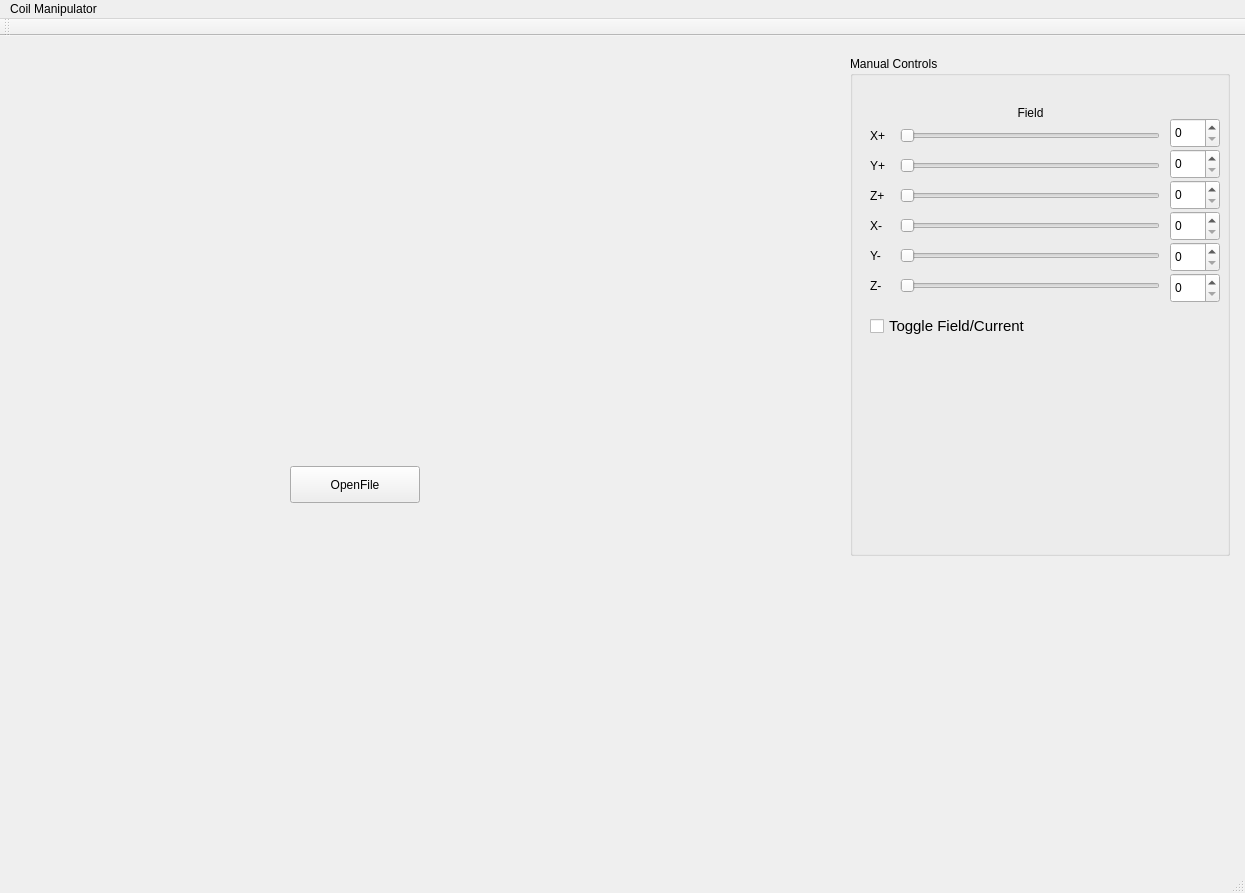
This is frontend_folder/coil_frontend/mainwindow.ui in VFrancescon/coil_manipulator as Qt 5 draws it before an edit. The edited form follows.
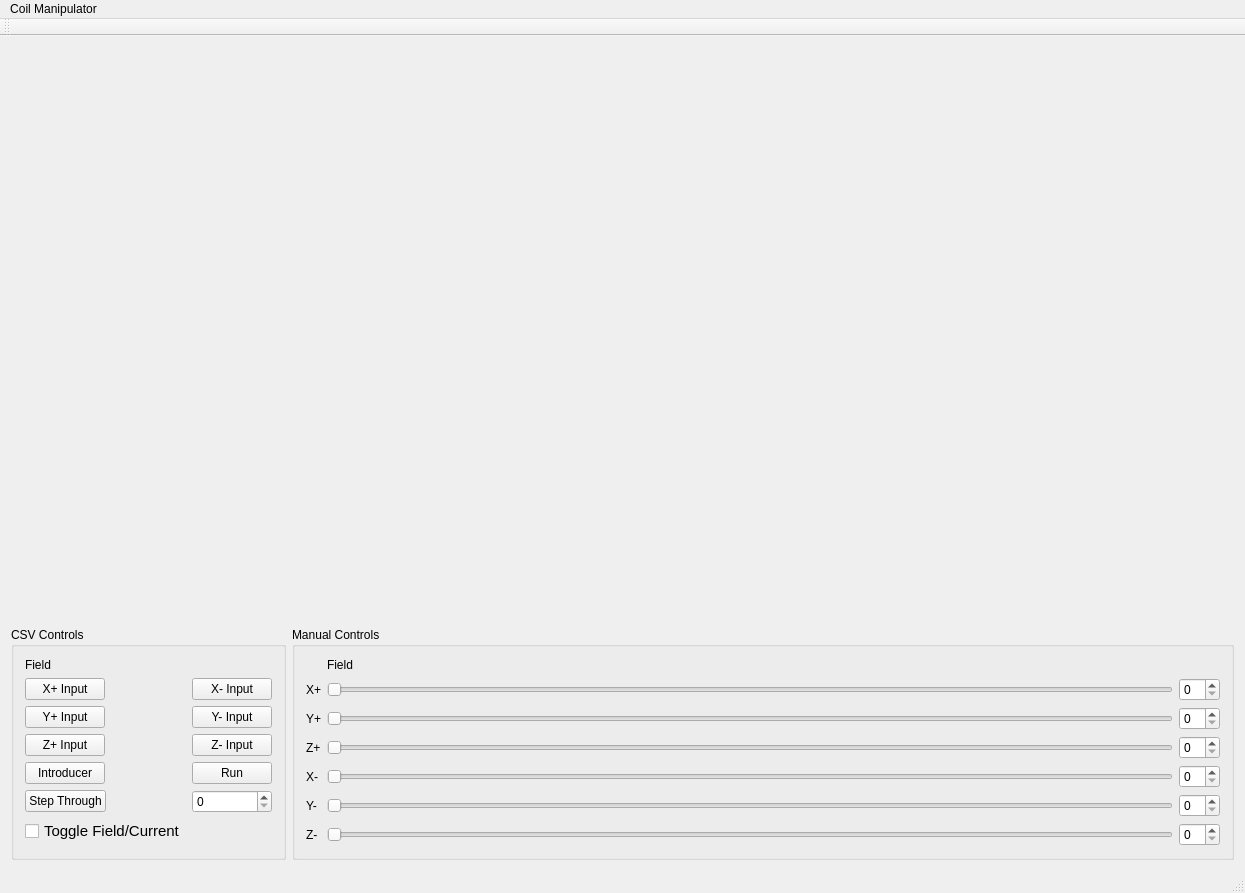
This is the edited form. Custom widgets are drawn as their Qt base class.

Patch:
```diff
--- a/frontend_folder/coil_frontend/mainwindow.ui
+++ b/frontend_folder/coil_frontend/mainwindow.ui
@@ -20,95 +20,31 @@
    <string>MainWindow</string>
   </property>
   <widget class="QWidget" name="centralWidget">
-   <widget class="QGroupBox" name="sliderBox">
-    <property name="geometry">
-     <rect>
-      <x>850</x>
-      <y>20</y>
-      <width>380</width>
-      <height>500</height>
-     </rect>
+   <layout class="QGridLayout" name="gridLayout_2">
+    <item row="0" column="0" colspan="2">
+     <spacer name="verticalSpacer">
+      <property name="orientation">
+       <enum>Qt::Vertical</enum>
+      </property>
+      <property name="sizeHint" stdset="0">
+       <size>
+        <width>1216</width>
+        <height>383</height>
+       </size>
+      </property>
+     </spacer>
+    </item>
+    <item row="1" column="0">
+     <widget class="QGroupBox" name="csvBox">
+      <property name="enabled">
+       <bool>true</bool>
     </property>
     <property name="title">
-     <string>Manual Controls</string>
-    </property>
-    <widget class="FancySlider" name="X2_Slider">
-     <property name="geometry">
-      <rect>
-       <x>50</x>
-       <y>160</y>
-       <width>260</width>
-       <height>20</height>
-      </rect>
-     </property>
-     <property name="orientation">
-      <enum>Qt::Horizontal</enum>
-     </property>
-    </widget>
-    <widget class="FancySlider" name="Y1_Slider">
-     <property name="geometry">
-      <rect>
-       <x>50</x>
-       <y>100</y>
-       <width>260</width>
-       <height>20</height>
-      </rect>
-     </property>
-     <property name="orientation">
-      <enum>Qt::Horizontal</enum>
-     </property>
-    </widget>
-    <widget class="FancySlider" name="Z1_Slider">
-     <property name="geometry">
-      <rect>
-       <x>50</x>
-       <y>130</y>
-       <width>260</width>
-       <height>20</height>
-      </rect>
-     </property>
-     <property name="orientation">
-      <enum>Qt::Horizontal</enum>
-     </property>
-    </widget>
-    <widget class="FancySlider" name="X1_Slider">
-     <property name="geometry">
-      <rect>
-       <x>50</x>
-       <y>70</y>
-       <width>260</width>
-       <height>20</height>
-      </rect>
-     </property>
-     <property name="pageStep">
-      <number>0</number>
-     </property>
-     <property name="orientation">
-      <enum>Qt::Horizontal</enum>
-     </property>
-    </widget>
-    <widget class="FancySlider" name="Y2_Slider">
-     <property name="geometry">
-      <rect>
-       <x>50</x>
-       <y>190</y>
-       <width>260</width>
-       <height>20</height>
-      </rect>
-     </property>
-     <property name="orientation">
-      <enum>Qt::Horizontal</enum>
-     </property>
-    </widget>
-    <widget class="QLabel" name="A1_Top_Label">
-     <property name="geometry">
-      <rect>
-       <x>140</x>
-       <y>45</y>
-       <width>81</width>
-       <height>23</height>
-      </rect>
-     </property>
+       <string>CSV Controls</string>
+      </property>
+      <layout class="QFormLayout" name="formLayout">
+       <item row="0" column="0">
+        <widget class="QLabel" name="CF_Label_CSV">
      <property name="text">
       <string>Field</string>
      </property>
@@ -116,106 +52,75 @@
       <set>Qt::AlignCenter</set>
      </property>
     </widget>
-    <widget class="FancySlider" name="Z2_Slider">
-     <property name="geometry">
-      <rect>
-       <x>50</x>
-       <y>220</y>
-       <width>260</width>
-       <height>20</height>
-      </rect>
-     </property>
-     <property name="orientation">
-      <enum>Qt::Horizontal</enum>
-     </property>
-    </widget>
-    <widget class="QLabel" name="Y2_Label">
-     <property name="geometry">
-      <rect>
-       <x>20</x>
-       <y>190</y>
-       <width>30</width>
-       <height>20</height>
-      </rect>
-     </property>
+       </item>
+       <item row="1" column="0">
+        <widget class="QPushButton" name="csvInputX1">
+         <property name="text">
+          <string>X+ Input</string>
+         </property>
+        </widget>
+       </item>
+       <item row="1" column="1">
+        <widget class="QPushButton" name="csvInputX2">
      <property name="text">
-      <string>Y-</string>
-     </property>
-    </widget>
-    <widget class="QLabel" name="Z2_Label">
-     <property name="geometry">
-      <rect>
-       <x>20</x>
-       <y>220</y>
-       <width>30</width>
-       <height>20</height>
-      </rect>
-     </property>
+          <string>X- Input</string>
+         </property>
+        </widget>
+       </item>
+       <item row="2" column="0">
+        <widget class="QPushButton" name="csvInputY1">
      <property name="text">
-      <string>Z-</string>
-     </property>
-    </widget>
-    <widget class="QLabel" name="X1_Label">
-     <property name="geometry">
-      <rect>
-       <x>20</x>
-       <y>70</y>
-       <width>30</width>
-       <height>20</height>
-      </rect>
-     </property>
+          <string>Y+ Input</string>
+         </property>
+        </widget>
+       </item>
+       <item row="2" column="1">
+        <widget class="QPushButton" name="csvInputY2">
      <property name="text">
-      <string>X+</string>
-     </property>
-    </widget>
-    <widget class="QLabel" name="X2_Label">
-     <property name="geometry">
-      <rect>
-       <x>20</x>
-       <y>160</y>
-       <width>30</width>
-       <height>20</height>
-      </rect>
-     </property>
+          <string>Y- Input</string>
+         </property>
+        </widget>
+       </item>
+       <item row="3" column="0">
+        <widget class="QPushButton" name="csvInputZ1">
      <property name="text">
-      <string>X-</string>
-     </property>
-    </widget>
-    <widget class="QLabel" name="Y1_Label">
-     <property name="geometry">
-      <rect>
-       <x>20</x>
-       <y>100</y>
-       <width>30</width>
-       <height>20</height>
-      </rect>
-     </property>
+          <string>Z+ Input</string>
+         </property>
+        </widget>
+       </item>
+       <item row="3" column="1">
+        <widget class="QPushButton" name="csvInputZ2">
+         <property name="text">
+          <string>Z- Input</string>
+         </property>
+        </widget>
+       </item>
+       <item row="4" column="0">
+        <widget class="QPushButton" name="csvInputINTR">
      <property name="text">
-      <string>Y+</string>
-     </property>
-    </widget>
-    <widget class="QLabel" name="Z1_Label">
-     <property name="geometry">
-      <rect>
-       <x>20</x>
-       <y>130</y>
-       <width>30</width>
-       <height>20</height>
-      </rect>
-     </property>
+          <string>Introducer</string>
+         </property>
+        </widget>
+       </item>
+       <item row="4" column="1">
+        <widget class="QPushButton" name="pushButton">
+         <property name="text">
+          <string>Run</string>
+         </property>
+        </widget>
+       </item>
+       <item row="5" column="0">
+        <widget class="QPushButton" name="stepButton">
      <property name="text">
-      <string>Z+</string>
-     </property>
-    </widget>
+          <string>Step Through</string>
+         </property>
+        </widget>
+       </item>
+       <item row="5" column="1">
+        <widget class="QSpinBox" name="stepBox"/>
+       </item>
+       <item row="6" column="0">
     <widget class="QCheckBox" name="Field_Current_Toggle">
-     <property name="geometry">
-      <rect>
-       <x>20</x>
-       <y>250</y>
-       <width>260</width>
-       <height>40</height>
-      </rect>
-     </property>
      <property name="font">
       <font>
        <pointsize>11</pointsize>
@@ -225,110 +130,168 @@
       <string>Toggle Field/Current</string>
      </property>
     </widget>
-    <widget class="QSpinBox" name="X1_SpinBox">
-     <property name="geometry">
-      <rect>
-       <x>320</x>
-       <y>62</y>
-       <width>50</width>
-       <height>30</height>
-      </rect>
-     </property>
-     <property name="font">
-      <font>
-       <pointsize>9</pointsize>
-      </font>
-     </property>
-    </widget>
-    <widget class="QSpinBox" name="Y1_SpinBox">
-     <property name="geometry">
-      <rect>
-       <x>320</x>
-       <y>93</y>
-       <width>50</width>
-       <height>30</height>
-      </rect>
-     </property>
-     <property name="font">
-      <font>
-       <pointsize>9</pointsize>
-      </font>
-     </property>
-    </widget>
+       </item>
+      </layout>
+     </widget>
+    </item>
+    <item row="1" column="1">
+     <widget class="QGroupBox" name="groupBox">
+      <property name="title">
+       <string>Manual Controls</string>
+      </property>
+      <layout class="QGridLayout" name="gridLayout">
+       <item row="4" column="0">
+        <widget class="QLabel" name="Z1_Label">
+         <property name="text">
+          <string>Z+</string>
+         </property>
+        </widget>
+       </item>
+       <item row="7" column="1">
+        <widget class="FancySlider" name="Z2_Slider">
+         <property name="orientation">
+          <enum>Qt::Horizontal</enum>
+         </property>
+        </widget>
+       </item>
+       <item row="4" column="2">
     <widget class="QSpinBox" name="Z1_SpinBox">
-     <property name="geometry">
-      <rect>
-       <x>320</x>
-       <y>124</y>
-       <width>50</width>
-       <height>30</height>
-      </rect>
-     </property>
      <property name="font">
       <font>
        <pointsize>9</pointsize>
       </font>
      </property>
     </widget>
+       </item>
+       <item row="6" column="1">
+        <widget class="FancySlider" name="Y2_Slider">
+         <property name="orientation">
+          <enum>Qt::Horizontal</enum>
+         </property>
+        </widget>
+       </item>
+       <item row="7" column="2">
     <widget class="QSpinBox" name="Z2_SpinBox">
-     <property name="geometry">
-      <rect>
-       <x>320</x>
-       <y>217</y>
-       <width>50</width>
-       <height>30</height>
-      </rect>
-     </property>
      <property name="font">
       <font>
        <pointsize>9</pointsize>
       </font>
      </property>
     </widget>
+       </item>
+       <item row="5" column="1">
+        <widget class="FancySlider" name="X2_Slider">
+         <property name="orientation">
+          <enum>Qt::Horizontal</enum>
+         </property>
+        </widget>
+       </item>
+       <item row="3" column="0">
+        <widget class="QLabel" name="Y1_Label">
+         <property name="text">
+          <string>Y+</string>
+         </property>
+        </widget>
+       </item>
+       <item row="7" column="0">
+        <widget class="QLabel" name="Z2_Label">
+         <property name="text">
+          <string>Z-</string>
+         </property>
+        </widget>
+       </item>
+       <item row="6" column="0">
+        <widget class="QLabel" name="Y2_Label">
+         <property name="text">
+          <string>Y-</string>
+         </property>
+        </widget>
+       </item>
+       <item row="4" column="1">
+        <widget class="FancySlider" name="Z1_Slider">
+         <property name="orientation">
+          <enum>Qt::Horizontal</enum>
+         </property>
+        </widget>
+       </item>
+       <item row="5" column="0">
+        <widget class="QLabel" name="X2_Label">
+         <property name="text">
+          <string>X-</string>
+         </property>
+        </widget>
+       </item>
+       <item row="6" column="2">
     <widget class="QSpinBox" name="Y2_SpinBox">
-     <property name="geometry">
-      <rect>
-       <x>320</x>
-       <y>186</y>
-       <width>50</width>
-       <height>30</height>
-      </rect>
-     </property>
+         <property name="font">
+          <font>
+           <pointsize>9</pointsize>
+          </font>
+         </property>
+        </widget>
+       </item>
+       <item row="1" column="0">
+        <widget class="QLabel" name="X1_Label">
+         <property name="text">
+          <string>X+</string>
+         </property>
+        </widget>
+       </item>
+       <item row="3" column="2">
+        <widget class="QSpinBox" name="Y1_SpinBox">
      <property name="font">
       <font>
        <pointsize>9</pointsize>
       </font>
      </property>
     </widget>
+       </item>
+       <item row="3" column="1">
+        <widget class="FancySlider" name="Y1_Slider">
+         <property name="orientation">
+          <enum>Qt::Horizontal</enum>
+         </property>
+        </widget>
+       </item>
+       <item row="5" column="2">
     <widget class="QSpinBox" name="X2_SpinBox">
-     <property name="geometry">
-      <rect>
-       <x>320</x>
-       <y>155</y>
-       <width>50</width>
-       <height>30</height>
-      </rect>
-     </property>
      <property name="font">
       <font>
        <pointsize>9</pointsize>
       </font>
      </property>
     </widget>
-   </widget>
-   <widget class="QPushButton" name="csvInput1">
-    <property name="geometry">
-     <rect>
-      <x>290</x>
-      <y>430</y>
-      <width>130</width>
-      <height>37</height>
-     </rect>
-    </property>
+       </item>
+       <item row="1" column="1">
+        <widget class="FancySlider" name="X1_Slider">
+         <property name="pageStep">
+          <number>0</number>
+         </property>
+         <property name="orientation">
+          <enum>Qt::Horizontal</enum>
+         </property>
+        </widget>
+       </item>
+       <item row="0" column="1">
+        <widget class="QLabel" name="CF_Label_MAN">
     <property name="text">
-     <string>OpenFile</string>
-    </property>
-   </widget>
+          <string>Field</string>
+         </property>
+        </widget>
+       </item>
+       <item row="1" column="2">
+        <widget class="QSpinBox" name="X1_SpinBox">
+         <property name="font">
+          <font>
+           <pointsize>9</pointsize>
+          </font>
+         </property>
+        </widget>
+       </item>
+      </layout>
+     </widget>
+    </item>
+   </layout>
   </widget>
   <widget class="QMenuBar" name="menuBar">
    <property name="geometry">
```
Lines whose indentation alone changed are shown as unchanged.
